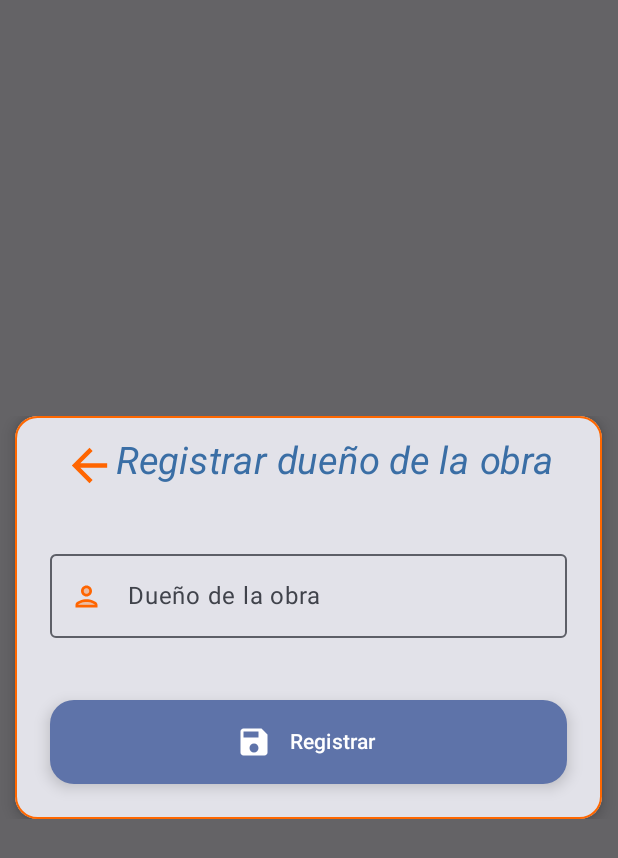
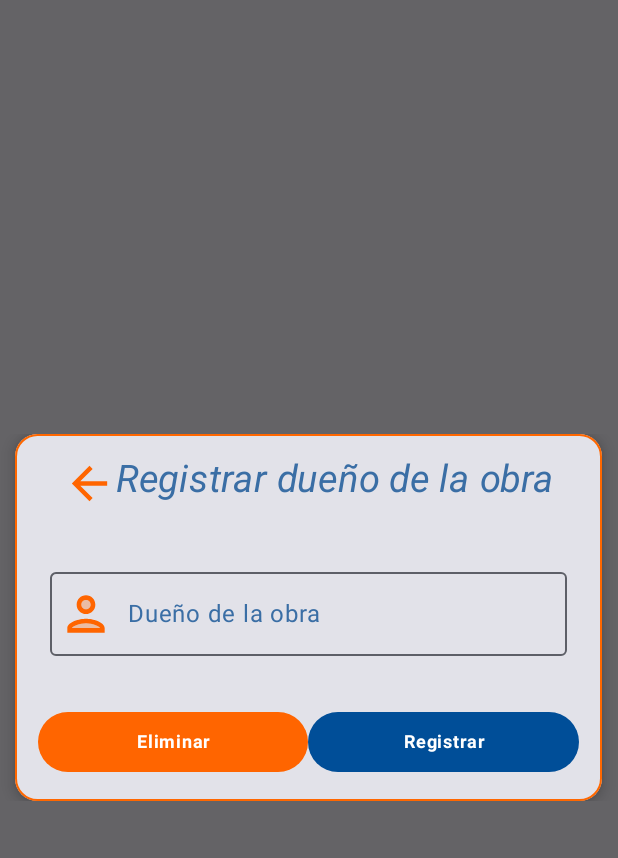
Before and after one commit to EmelyAraujo/WorkTracker, an Android app built with Jetpack Compose: the ObraScreen screen opened through its navigation route, on a phone screen of 412 x 824 dp. Shown: the top 858 px of the screen. Run offline under Robolectric (Android 15) with nearby library versions, the phone set to English and light mode, and no system bars; our stand-ins replace Dagger/Hilt's generated code, Room's generated code.

Commit message:
Arreglando navegation y poniendo bonito el registro del dueño del a obra

```diff
--- /dev/null
+++ b/app/src/main/java/edu/ucne/worktracker/ui/materiales/MaterialesScreen.kt
@@ -0,0 +1 @@
+package edu.ucne.worktracker.ui.materiales
--- a/app/src/main/java/edu/ucne/worktracker/ui/navigation/HomeScreen.kt
+++ b/app/src/main/java/edu/ucne/worktracker/ui/navigation/HomeScreen.kt
@@ -14,6 +14,7 @@ import androidx.compose.ui.Modifier
 import androidx.compose.ui.graphics.Color
 import androidx.compose.ui.res.colorResource
 import androidx.compose.ui.res.painterResource
+import androidx.compose.ui.tooling.preview.Preview
 import androidx.compose.ui.unit.sp
 import androidx.hilt.navigation.compose.hiltViewModel
 import androidx.navigation.NavHostController
@@ -28,9 +29,13 @@ import edu.ucne.worktracker.ui.obras.ObraScreen
 @Composable
 fun HomeScreen(
     navController: NavHostController,
+) {
+    HomeScreenBody(navController = navController)
+}
 
-) {
-
+@OptIn(ExperimentalMaterial3Api::class)
+@Composable
+fun HomeScreenBody(navController: NavHostController) {
     var expanded by remember { mutableStateOf(false) }
 
     Column(Modifier.fillMaxSize()) {
@@ -38,8 +43,8 @@ fun HomeScreen(
             title = { Text("Inicio", color = Color.White, fontSize = 25.sp) },
             colors = TopAppBarDefaults.mediumTopAppBarColors(colorResource(id = R.color.blue)),
             navigationIcon = {
-                IconButton(onClick = {expanded = true  }) {
-                    Icon(Icons.Filled.Menu, tint = Color.White , contentDescription = null)
+                IconButton(onClick = { expanded = true }) {
+                    Icon(Icons.Filled.Menu, tint = Color.White, contentDescription = null)
                 }
                 DropdownMenu(
                     expanded = expanded,
@@ -48,7 +53,7 @@ fun HomeScreen(
                     DropdownMenuItem(
                         text = { Text("Registrar Obra") },
                         onClick = {
-                            navController.navigate(route = Rutas.RegistroObra.ruta )
+                            navController.navigate(route = Rutas.RegistroObra.ruta)
                         },
                         leadingIcon = {
                             Icon(
@@ -59,7 +64,7 @@ fun HomeScreen(
                     DropdownMenuItem(
                         text = { Text("Registro de Persona") },
                         onClick = {
-                            navController.navigate(route = Rutas.PersonaR.ruta ){
+                            navController.navigate(route = Rutas.PersonaR.ruta) {
                                 popUpTo("rutaHome")
 
                             }
@@ -77,7 +82,11 @@ fun HomeScreen(
             actions = {
                 // RowScope here, so these icons will be placed horizontally
                 IconButton(onClick = { /* doSomething() */ }) {
-                    Icon(Icons.Filled.ArrowBack, tint = Color.White,  contentDescription = "Localized description")
+                    Icon(
+                        Icons.Filled.ArrowBack,
+                        tint = Color.White,
+                        contentDescription = "Localized description"
+                    )
                 }
 
 
@@ -86,33 +95,9 @@ fun HomeScreen(
 
         LazyColumn(
 
-        ){
+        ) {
             //TODO Contenido de la aplicacion
         }
 
-
     }
 }
-
-
-
-@Composable
-fun NavigationGraph() {
-    val navController = rememberNavController()
-    NavHost(
-        navController = navController,
-        startDestination = Rutas.Home.ruta
-    ){
-        composable(route = Rutas.Home.ruta) {
-            HomeScreen(navController = navController)
-        }
-        composable(route = Rutas.RegistroObra.ruta){
-
-            ObraScreen()
-        }
-
-        composable(route = Rutas.PersonaR.ruta){
-           // PersonaScreen()
-        }
-    }
-}
--- /dev/null
+++ b/app/src/main/java/edu/ucne/worktracker/ui/navigation/NavigationGraph.kt
@@ -0,0 +1,28 @@
+package edu.ucne.worktracker.ui.navigation
+
+import androidx.compose.runtime.Composable
+import androidx.navigation.compose.NavHost
+import androidx.navigation.compose.composable
+import androidx.navigation.compose.rememberNavController
+import edu.ucne.worktracker.ui.obras.ObraScreen
+
+@Composable
+fun NavigationGraph() {
+    val navController = rememberNavController()
+    NavHost(
+        navController = navController,
+        startDestination = Rutas.Home.ruta
+    ){
+        composable(route = Rutas.Home.ruta) {
+            HomeScreen(navController = navController)
+        }
+        composable(route = Rutas.RegistroObra.ruta){
+
+            ObraScreen(navController= navController)
+        }
+
+        composable(route = Rutas.PersonaR.ruta){
+
+        }
+    }
+}
--- a/app/src/main/java/edu/ucne/worktracker/ui/obras/ObraScreen.kt
+++ b/app/src/main/java/edu/ucne/worktracker/ui/obras/ObraScreen.kt
@@ -1,11 +1,11 @@
 package edu.ucne.worktracker.ui.obras
 
-import androidx.compose.foundation.BorderStroke
 import androidx.compose.foundation.border
 import androidx.compose.foundation.clickable
 import androidx.compose.foundation.layout.*
 import androidx.compose.foundation.layout.Column
 import androidx.compose.foundation.layout.fillMaxSize
+import androidx.compose.foundation.shape.CircleShape
 
 import androidx.compose.foundation.shape.RoundedCornerShape
 import androidx.compose.material.icons.Icons
@@ -17,19 +17,19 @@ import androidx.compose.material.icons.twotone.Person
 import androidx.compose.material3.*
 import androidx.compose.runtime.Composable
 import androidx.compose.runtime.*
-import androidx.compose.runtime.collectAsState
 import androidx.compose.ui.Alignment
 import androidx.compose.ui.ExperimentalComposeUiApi
 import androidx.compose.ui.Modifier
 import androidx.compose.ui.graphics.Color
 import androidx.compose.ui.res.colorResource
 import androidx.compose.ui.text.font.FontStyle
+import androidx.compose.ui.text.font.FontWeight
+import androidx.compose.ui.text.style.TextAlign
 import androidx.compose.ui.unit.dp
 import androidx.compose.ui.unit.sp
 import androidx.compose.ui.window.Dialog
 import androidx.compose.ui.window.DialogProperties
 import androidx.hilt.navigation.compose.hiltViewModel
-import androidx.navigation.NavController
 import androidx.navigation.NavHostController
 import androidx.navigation.compose.rememberNavController
 import edu.ucne.worktracker.R
@@ -38,14 +38,17 @@ import kotlinx.coroutines.launch
 
 @OptIn(ExperimentalMaterial3Api::class)
 @Composable
-fun ObraScreen(viewModel: ObrasViewModel = hiltViewModel()) {
+fun ObraScreen(
+    viewModel: ObrasViewModel = hiltViewModel(),
+    navController: NavHostController
+) {
     Box(Modifier.fillMaxSize()) {
 
         DuenoObraBody(
             onDismiss = { viewModel.onDismissDialog() },
             onConfirm = { viewModel.insertar() },
             viewModel = viewModel,
-            navController = rememberNavController()
+            navController = navController
         )
 
 
@@ -108,7 +111,7 @@ fun DuenoObraBody(
                                 .clickable {
                                     scope.launch {
                                         navController.navigate("rutaHome") {
-                                            popUpTo("rutaHome")
+
                                         }
                                     }
                                 }
@@ -135,11 +138,16 @@ fun DuenoObraBody(
                             contentDescription = null,
                             tint = Color(0xFFFF6500),
                             modifier = Modifier
-                            .size(30.dp)
+                                .size(45.dp)
                                 .padding(4.dp)
                         )
                     },
-                label = { Text("Dueño de la obra") },
+                    label = {
+                        Text(
+                            text="Dueño de la obra",
+                            color = colorResource(id = R.color.blueOpaco),
+                            fontStyle = FontStyle.Normal
+                    ) },
                     singleLine = true,
                     isError = viewModel.duenoObraError.isNotBlank(),
                     trailingIcon = {
@@ -157,23 +165,55 @@ fun DuenoObraBody(
                         color = MaterialTheme.colorScheme.error
                     )
                 }
+                Row(modifier = Modifier.fillMaxWidth()) {
+                    Button(
+                        onClick = { navController.navigate(route= Rutas.Home.ruta)
+                            onDismiss() },
+                        colors = ButtonDefaults.buttonColors(Color(0xFFFF6500),
+                            contentColor = Color.White
+                        ),
+                        modifier = Modifier
+                            .fillMaxWidth()
+                            .weight(1f),
+                        shape = CircleShape
+                    ) {
+                        Text(
+                            text = "Eliminar",
+                            style = MaterialTheme.typography.labelMedium,
+                            fontWeight = FontWeight.Bold,
+                            textAlign = TextAlign.Center,
+                        )
+                    }
+                    Button(
+                        onClick = {
+                                  viewModel.insertar()
+                                    onConfirm()
+                                    navController.navigate(route= Rutas.Home.ruta)
+                                  },
+                        colors = ButtonDefaults.buttonColors(Color(0xFF004E98),
+                            contentColor = Color.White
+                        ),
+                        modifier = Modifier
+                            .fillMaxWidth()
+                            .weight(1f),
+                        shape = CircleShape
+                    ) {
+                        Text(
+                            text = "Registrar",
+                            style = MaterialTheme.typography.labelMedium,
+                            fontWeight = FontWeight.Bold,
+                            textAlign = TextAlign.Center
 
-            ExtendedFloatingActionButton(
-                modifier = Modifier
-                    .padding(8.dp)
-                    .fillMaxWidth(),
-                text = { Text("Registrar") },
-                icon = { Icon(imageVector = Icons.Filled.Save, contentDescription = "Save") },
-                onClick = {
-                    navController.navigate(route = Rutas.Home.ruta)
-                    onConfirm()
+                        )
                     }
-            )
+
+
+
+                }
 
             }
 
 
         }
     }
-
 }
```
Lines whose indentation alone changed are shown as unchanged.
